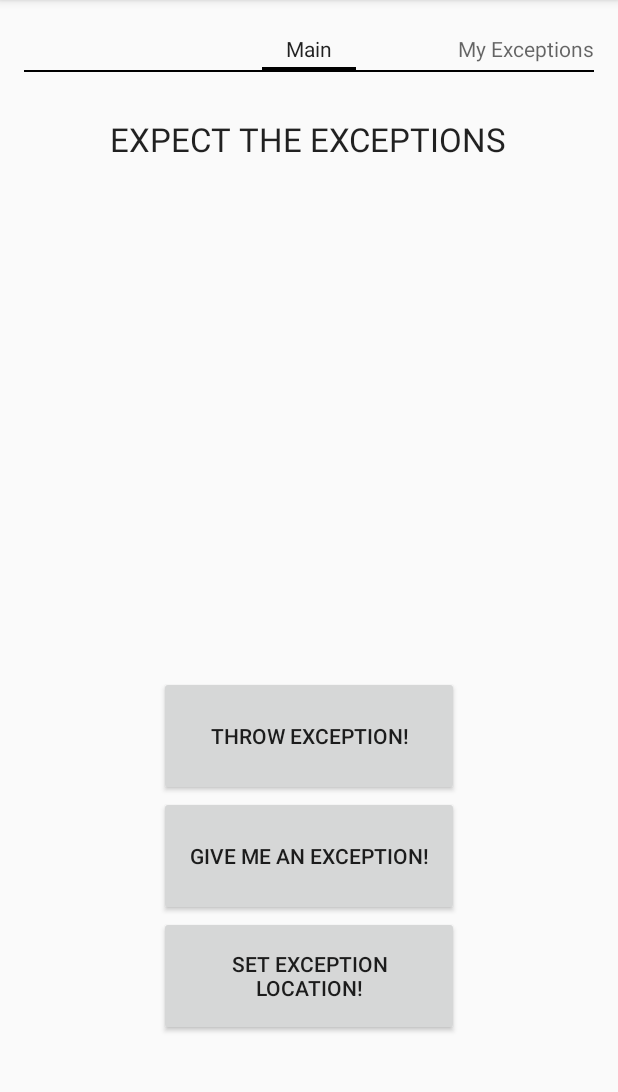
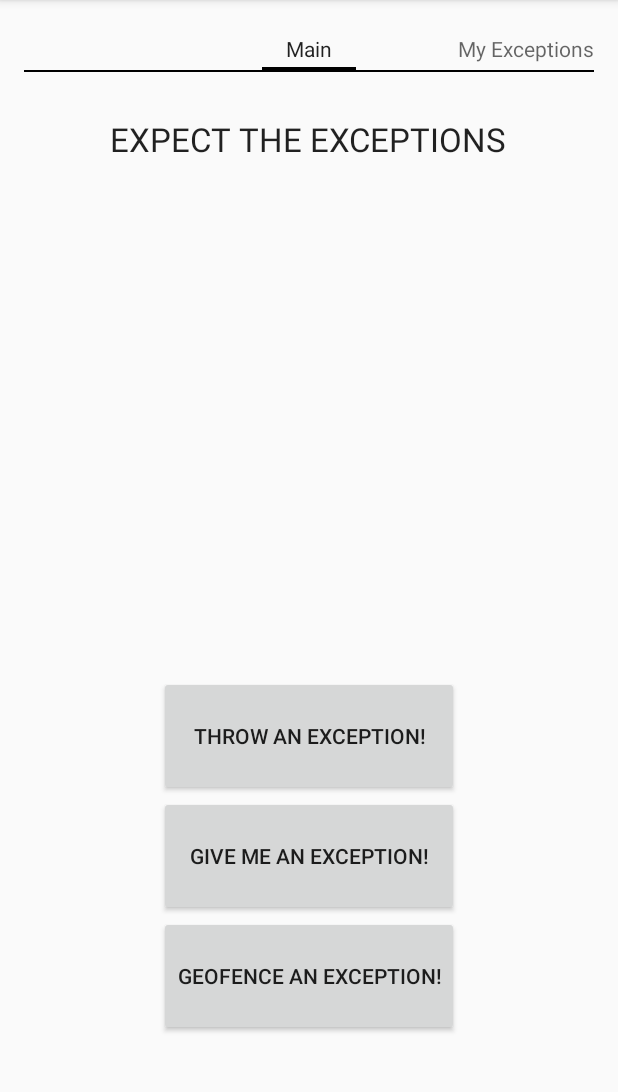
Before and after one commit to attilapalfi92/Exceptional, an Android app: the MainFragment screen opened directly, with no data from a screen before it, on a phone screen of 412 x 824 dp, the part 84-1176 px from its top. Run offline under Robolectric (Android 15) with nearby library versions, the phone set to English and light mode, and no system bars; libraries missing offline, so code that uses them is left out: com.facebook, com.facebook.login; 2 statements that could not run were skipped.

Commit message:
strings improvement

```diff
--- a/app/src/main/res/values/strings.xml
+++ b/app/src/main/res/values/strings.xml
@@ -5,9 +5,9 @@
     <string name="facebook_app_id">1573592742907543</string>
     <string name="title_activity_login">LoginActivity</string>
     <string name="title_activity_settings">SettingsActivity</string>
-    <string name="throw_exc_button">Throw Exception!</string>
+    <string name="throw_exc_button">Throw an Exception!</string>
     <string name="give_exc_button">Give me an Exception!</string>
-    <string name="set_exc_button">Set Exception location!</string>
+    <string name="set_exc_button">Geofence an Exception!</string>
     <string name="my_exceptions_text">My Exceptions</string>
     <string name="my_friends_text">My Friends</string>
 
```
